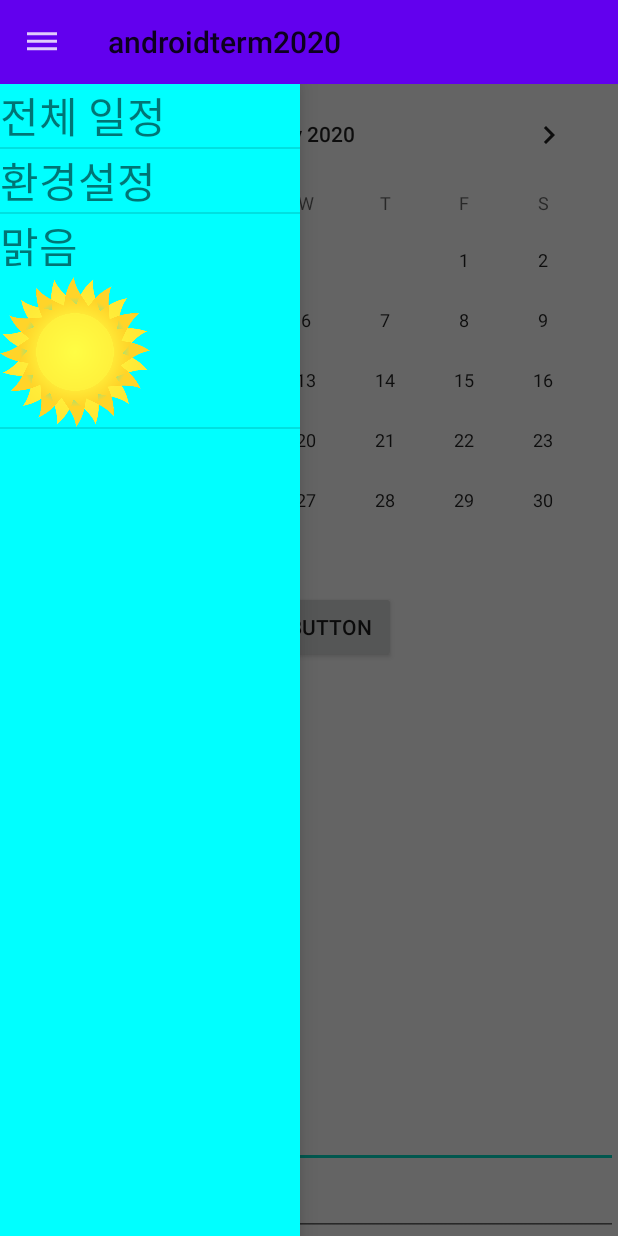
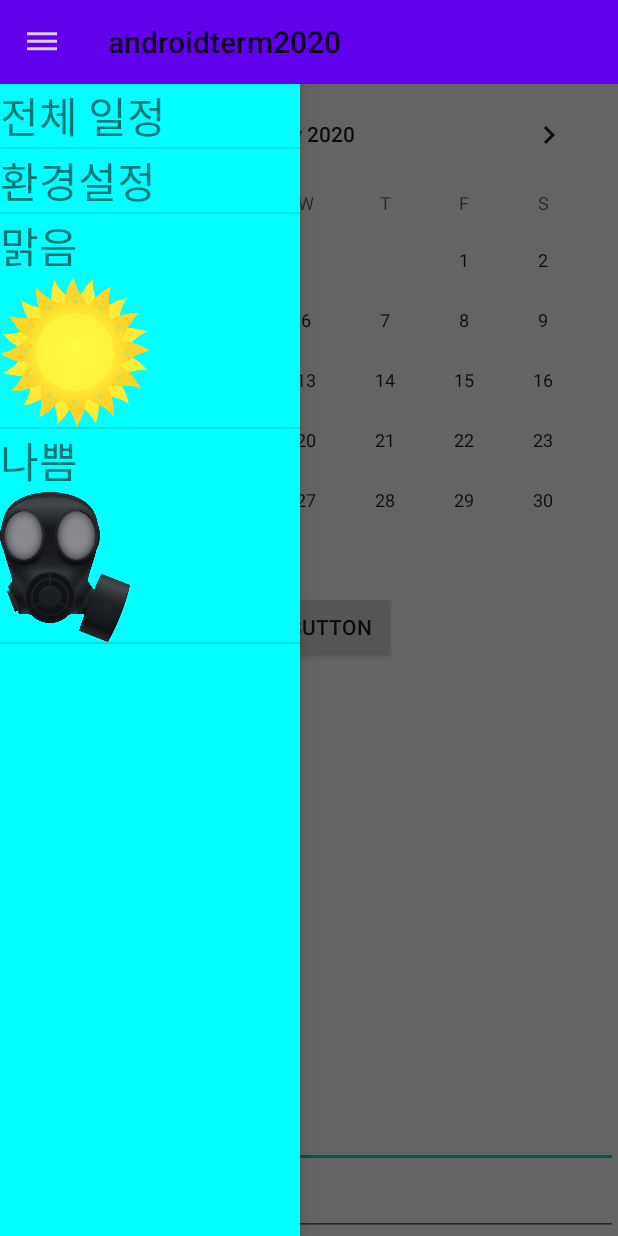
Before and after one commit to whgusqls007/androidterm2020, an Android app: the screen it shows after launch (MainActivity), with the side drawer open, on a phone screen of 412 x 824 dp. Run offline under Robolectric (Android 15) with nearby library versions, the phone set to English and light mode, and no system bars.

Commit message:
listView 수정했습니다.

```diff
--- a/app/src/main/java/com/example/androidterm2020/MainActivity.java
+++ b/app/src/main/java/com/example/androidterm2020/MainActivity.java
@@ -125,6 +125,7 @@ public class MainActivity extends AppCompatActivity {
         adapter.addItem("전체 일정");
         adapter.addItem("환경설정");
         adapter.addItem(ContextCompat.getDrawable(this, R.drawable.sunnny), "맑음");
+        adapter.addItem(ContextCompat.getDrawable(this, R.drawable.gasmask), "나쁨");
 
         listView.setOnItemClickListener(new ListView.OnItemClickListener(){
             @Override
```
Also changed, not shown: app/src/main/res/drawable-hdpi/gasmask.png (added), app/src/main/res/drawable-hdpi/good.png (added), app/src/main/res/drawable-hdpi/normal.png (added).
